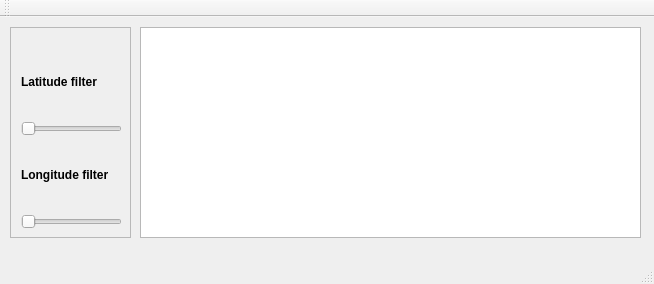
Before: the Qt Designer form AsebanSkyWatch/src/gui/views/mainwindow.ui in albertmm96/myWorks, drawn with Qt 5.
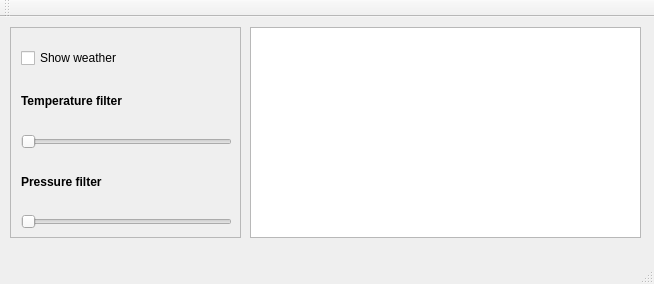
After: the same form once the commit is applied. Icons and pictures are not drawn.

Commit message: Added show flight & weather button (needs to be showed)

What changed in the file:
```diff
--- a/AsebanSkyWatch/src/gui/views/mainwindow.ui
+++ b/AsebanSkyWatch/src/gui/views/mainwindow.ui
@@ -17,9 +17,9 @@
    <widget class="QTableView" name="tableView">
     <property name="geometry">
      <rect>
-      <x>140</x>
+      <x>250</x>
       <y>10</y>
-      <width>501</width>
+      <width>391</width>
       <height>211</height>
      </rect>
     </property>
@@ -29,7 +29,7 @@
      <rect>
       <x>10</x>
       <y>10</y>
-      <width>121</width>
+      <width>231</width>
       <height>211</height>
      </rect>
     </property>
@@ -41,7 +41,7 @@
       <rect>
        <x>0</x>
        <y>0</y>
-       <width>119</width>
+       <width>229</width>
        <height>209</height>
       </rect>
      </property>
@@ -50,12 +50,12 @@
        <rect>
         <x>0</x>
         <y>0</y>
-        <width>121</width>
+        <width>231</width>
         <height>211</height>
        </rect>
       </property>
       <property name="currentIndex">
-       <number>0</number>
+       <number>1</number>
       </property>
       <widget class="QWidget" name="pageFilterFlights">
        <property name="layoutDirection">
@@ -66,7 +66,7 @@
          <rect>
           <x>10</x>
           <y>20</y>
-          <width>101</width>
+          <width>211</width>
           <height>181</height>
          </rect>
         </property>
@@ -124,7 +124,77 @@
         </layout>
        </widget>
       </widget>
-      <widget class="QWidget" name="page_2"/>
+      <widget class="QWidget" name="pageFilterWeather">
+       <widget class="QWidget" name="verticalLayoutWidget_2">
+        <property name="geometry">
+         <rect>
+          <x>10</x>
+          <y>20</y>
+          <width>211</width>
+          <height>181</height>
+         </rect>
+        </property>
+        <layout class="QVBoxLayout" name="verticalLayoutWeather">
+         <item>
+          <widget class="QCheckBox" name="ShowWeatherCheckBox">
+           <property name="text">
+            <string>Show weather</string>
+           </property>
+          </widget>
+         </item>
+         <item>
+          <widget class="QLabel" name="labelTemp">
+           <property name="font">
+            <font>
+             <bold>true</bold>
+            </font>
+           </property>
+           <property name="text">
+            <string>Temperature filter</string>
+           </property>
+          </widget>
+         </item>
+         <item>
+          <widget class="QSlider" name="latitudeSlider_2">
+           <property name="cursor">
+            <cursorShape>PointingHandCursor</cursorShape>
+           </property>
+           <property name="tracking">
+            <bool>true</bool>
+           </property>
+           <property name="orientation">
+            <enum>Qt::Orientation::Horizontal</enum>
+           </property>
+          </widget>
+         </item>
+         <item>
+          <widget class="QLabel" name="labelPressure">
+           <property name="font">
+            <font>
+             <bold>true</bold>
+            </font>
+           </property>
+           <property name="text">
+            <string>Pressure filter</string>
+           </property>
+          </widget>
+         </item>
+         <item>
+          <widget class="QSlider" name="longitudeSlider_2">
+           <property name="cursor">
+            <cursorShape>PointingHandCursor</cursorShape>
+           </property>
+           <property name="tracking">
+            <bool>true</bool>
+           </property>
+           <property name="orientation">
+            <enum>Qt::Orientation::Horizontal</enum>
+           </property>
+          </widget>
+         </item>
+        </layout>
+       </widget>
+      </widget>
      </widget>
     </widget>
    </widget>
```
Left out of the diff: 9 changed lines with no effect on the pictures. The commit also changes 2 other files.
